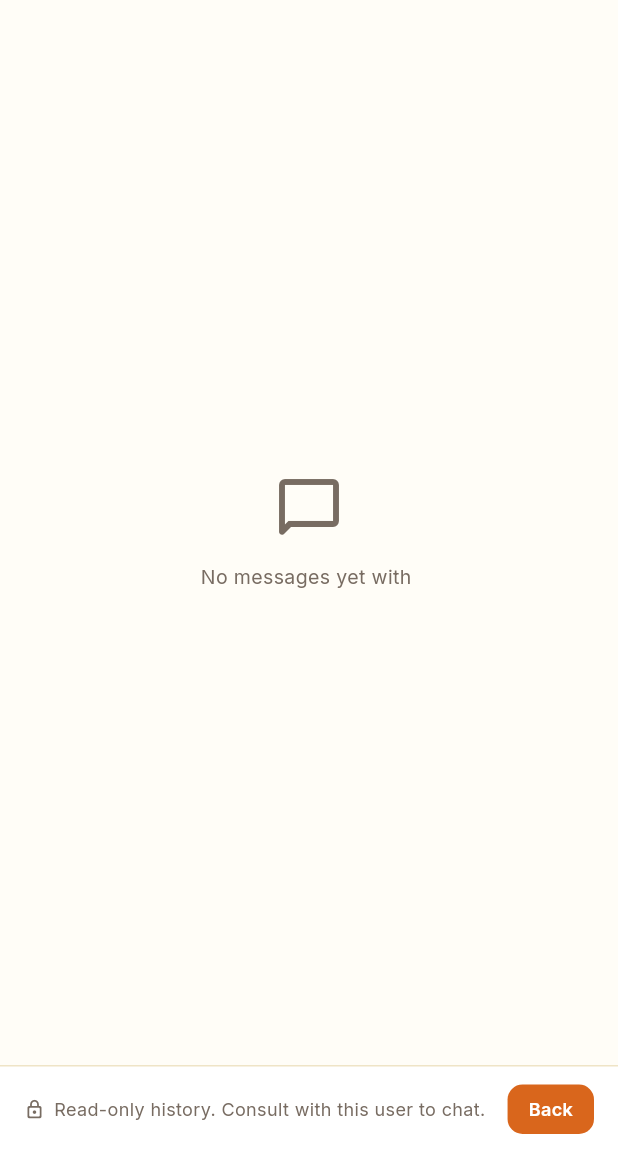
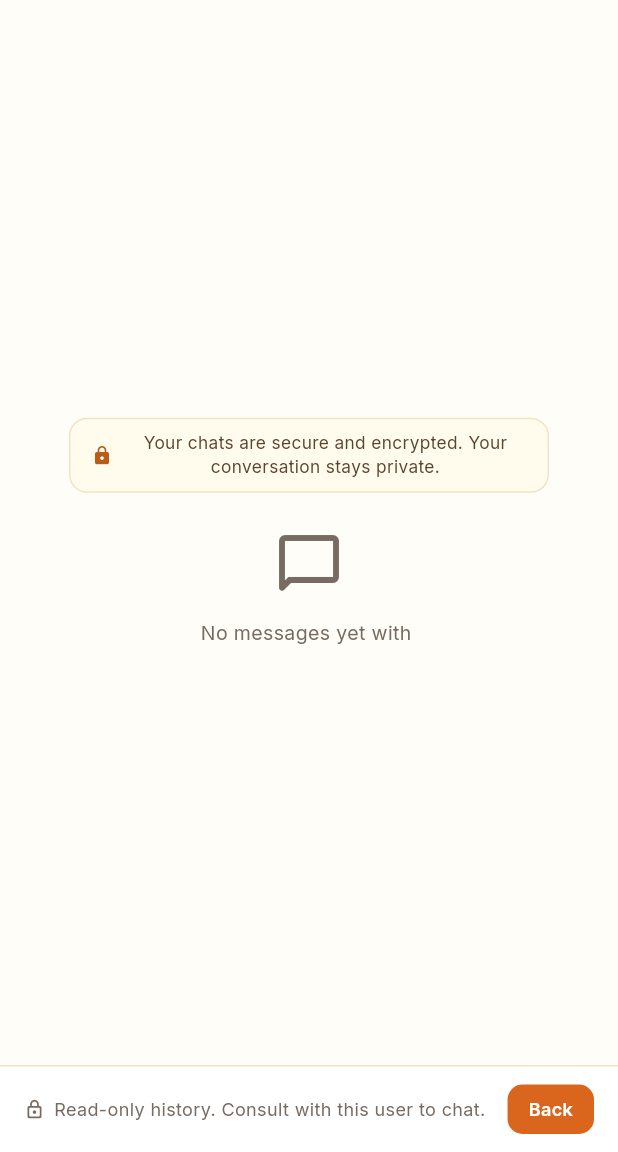
Before and after one commit to corecodingteam-svg/grahvartaupdated, a Flutter app: the AstrologerUserThreadScreen screen opened directly with empty values, on a phone screen of 412 x 824 dp, the part 84-1236 px from its top. Run offline on Flutter 3.47's test engine with Material 3 defaults, Android fonts, the phone set to English and light mode, and no system bars; our stand-ins replace badges, bloc, equatable, firebase_core, firebase_messaging, fl_chart and 13 more; missing offline and left inert: agora_rtc_engine, razorpay_flutter; accounts and stored records are empty.

Commit message:
Chat history: show the secure-chat notice in both apps
Also makes the wording accurate: chats are encrypted in transit and stay
private (admins can still review them for moderation).

Co-Authored-By: Claude Opus 5.5 <noreply@anthropic.com>

```diff
--- a/astrologer_app/lib/screens/astrologer/astrologer_user_thread_screen.dart
+++ b/astrologer_app/lib/screens/astrologer/astrologer_user_thread_screen.dart
@@ -2,6 +2,7 @@ import 'package:flutter/material.dart';
 import 'package:shimmer/shimmer.dart';
 import '../../services/api_service.dart';
 import '../../theme/app_theme.dart';
+import '../../widgets/secure_chat_notice.dart';
 import '../../utils/block_user.dart';
 import 'consultation_transcript_screen.dart';
 
@@ -215,6 +216,8 @@ class _AstrologerUserThreadScreenState extends State<AstrologerUserThreadScreen>
   Widget _buildMessageList() {
     if (_messages.isEmpty) {
       return Center(child: Column(mainAxisSize: MainAxisSize.min, children: [
+        const SecureChatNotice(),
+        const SizedBox(height: 12),
         Icon(Icons.chat_bubble_outline_rounded, color: context.clr.txtMuted, size: 48),
         const SizedBox(height: 12),
         Text('No messages yet with ${widget.userName}', style: TextStyle(color: context.clr.txtMuted, fontSize: 13)),
@@ -230,6 +233,7 @@ class _AstrologerUserThreadScreenState extends State<AstrologerUserThreadScreen>
         final prev = i > 0 ? _messages[i - 1] : null;
         final showDate = prev == null || _dateHeader(msg['created_at']) != _dateHeader(prev['created_at']);
         return Column(crossAxisAlignment: CrossAxisAlignment.stretch, children: [
+          if (i == 0) const SecureChatNotice(),
           if (showDate) _buildDateHeader(_dateHeader(msg['created_at'])),
           _buildBubble(msg),
         ]);
--- a/astrologer_app/lib/widgets/secure_chat_notice.dart
+++ b/astrologer_app/lib/widgets/secure_chat_notice.dart
@@ -24,7 +24,7 @@ class SecureChatNotice extends StatelessWidget {
             const SizedBox(width: 8),
             Flexible(
               child: Text(
-                'Your chats are secure and encrypted. Only you and your client can see them.',
+                'Your chats are secure and encrypted. Your conversation stays private.',
                 textAlign: TextAlign.center,
                 style: TextStyle(color: context.clr.txtSecondary, fontSize: 11.5, height: 1.35),
               ),
--- a/flutter_app/lib/screens/consultation/thread_screen.dart
+++ b/flutter_app/lib/screens/consultation/thread_screen.dart
@@ -1,6 +1,7 @@
 import 'package:flutter/material.dart';
 import '../../services/api_service.dart';
 import '../../theme/app_theme.dart';
+import '../../widgets/secure_chat_notice.dart';
 
 class ThreadScreen extends StatefulWidget {
   final String astrologerId;
@@ -175,6 +176,8 @@ class _ThreadScreenState extends State<ThreadScreen> {
     if (_messages.isEmpty) {
       return Center(
         child: Column(mainAxisSize: MainAxisSize.min, children: [
+          const SecureChatNotice(),
+          const SizedBox(height: 12),
           Icon(Icons.chat_bubble_outline_rounded, color: context.clr.txtMuted, size: 48),
           const SizedBox(height: 12),
           Text('No messages yet with ${widget.astrologerName}', style: TextStyle(color: context.clr.txtMuted, fontSize: 13)),
@@ -197,6 +200,7 @@ class _ThreadScreenState extends State<ThreadScreen> {
         return Column(
           crossAxisAlignment: CrossAxisAlignment.stretch,
           children: [
+            if (i == 0) const SecureChatNotice(),
             if (showDate) _buildDateHeader(_dateHeader(msg['created_at'])),
             _buildBubble(msg),
           ],
--- a/flutter_app/lib/widgets/secure_chat_notice.dart
+++ b/flutter_app/lib/widgets/secure_chat_notice.dart
@@ -24,7 +24,7 @@ class SecureChatNotice extends StatelessWidget {
             const SizedBox(width: 8),
             Flexible(
               child: Text(
-                'Your chats are secure and encrypted. Only you and your astrologer can see them.',
+                'Your chats are secure and encrypted. Your conversation stays private.',
                 textAlign: TextAlign.center,
                 style: TextStyle(color: context.clr.txtSecondary, fontSize: 11.5, height: 1.35),
               ),
```
